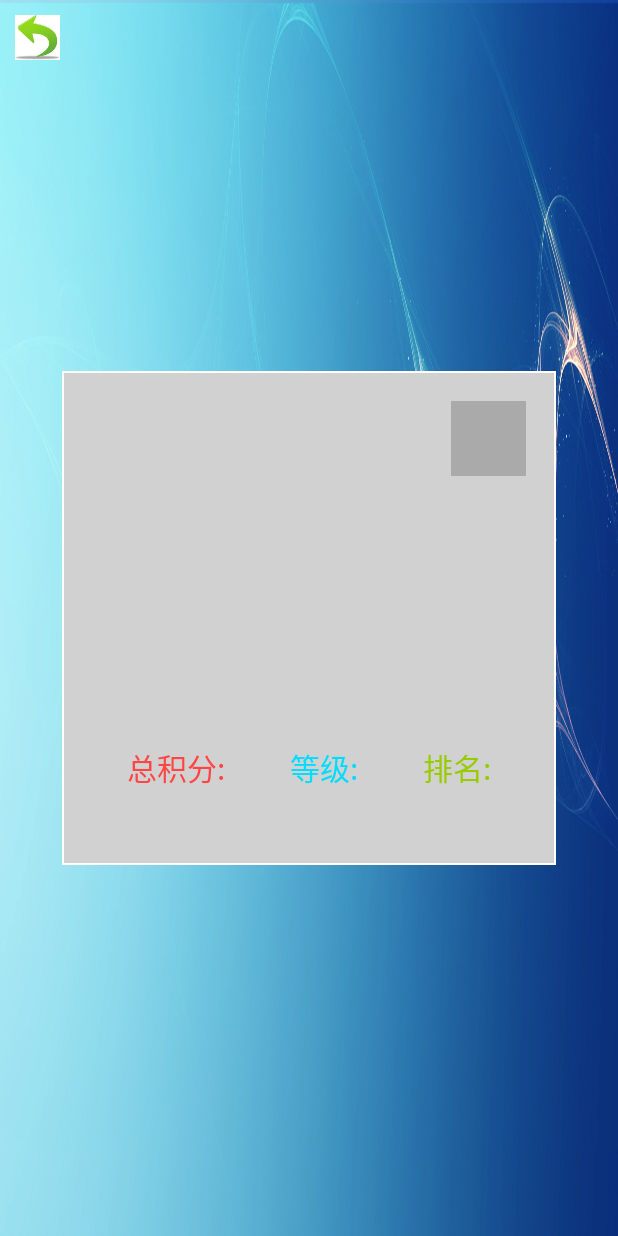
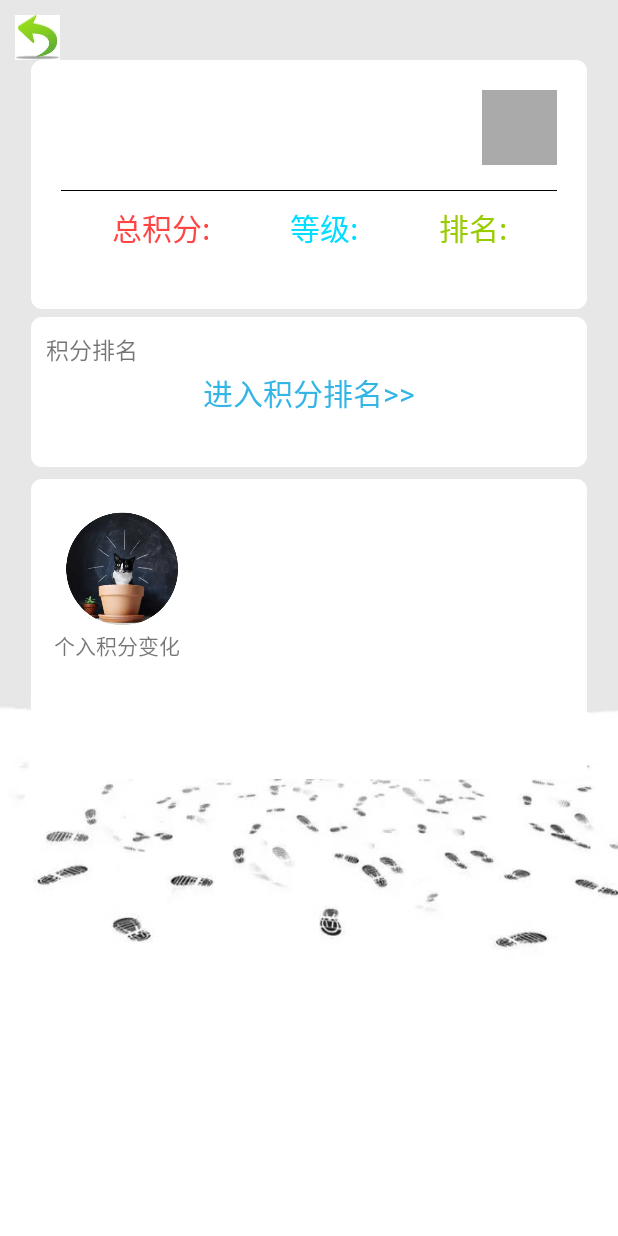
Before and after one commit to daxiangzaici214703306/Apetech, an Android app: the layout fragment_userprofile.xml on its own in the app's theme, with its tools: preview values and no code run, on a phone screen of 412 x 824 dp. Run offline under Robolectric (Android 15) with nearby library versions, the phone set to English and light mode, and no system bars; network calls fail.

Commit message:
修改个人中心ui

```diff
--- a/app/src/main/res/drawable/ic_shape.xml
+++ b/app/src/main/res/drawable/ic_shape.xml
@@ -1,7 +1,7 @@
 <?xml version="1.0" encoding="utf-8"?>
 <shape xmlns:android="http://schemas.android.com/apk/res/android" >
 
-    <solid android:color="#D1D1D1" />
+    <solid android:color="#FFFFFF" />
 
     <stroke
         android:width="1dp"
@@ -12,4 +12,11 @@
         android:left="0.5dp"
         android:right="0.5dp"
         android:top="0dp" />
+
+    <corners
+        android:bottomLeftRadius="10px"
+        android:bottomRightRadius="10px"
+        android:topLeftRadius="10px"
+        android:topRightRadius="10px" />
+
 </shape>
--- a/app/src/main/res/layout/fragment_userprofile.xml
+++ b/app/src/main/res/layout/fragment_userprofile.xml
@@ -9,20 +9,19 @@
     <androidx.constraintlayout.widget.ConstraintLayout
         android:layout_width="match_parent"
         android:layout_height="match_parent"
-        android:background="@mipmap/bg">
+        android:background="@mipmap/userprofile_bg">
 
 
         <androidx.constraintlayout.widget.ConstraintLayout
             android:id="@+id/up_info"
             android:layout_width="0dp"
-            android:layout_height="0dp"
-            app:layout_constraintWidth_percent="0.8"
-            app:layout_constraintHeight_percent="0.4"
+            android:layout_height="wrap_content"
+            android:layout_marginTop="40dp"
             android:background="@drawable/ic_shape"
-            app:layout_constraintBottom_toBottomOf="parent"
             app:layout_constraintLeft_toLeftOf="parent"
             app:layout_constraintRight_toRightOf="parent"
-            app:layout_constraintTop_toTopOf="parent">
+            app:layout_constraintTop_toTopOf="parent"
+            app:layout_constraintWidth_percent="0.9">
 
             <ImageView
                 android:id="@+id/up_icon"
@@ -59,6 +58,7 @@
                 android:layout_height="wrap_content"
                 android:layout_marginLeft="20dp"
                 app:layout_constraintLeft_toRightOf="@id/up_nickname"
+                app:layout_constraintRight_toLeftOf="@id/up_admin"
                 app:layout_constraintTop_toTopOf="@id/up_nickname" />
 
 
@@ -68,6 +68,7 @@
                 android:layout_height="wrap_content"
                 android:layout_marginLeft="20dp"
                 app:layout_constraintLeft_toRightOf="@id/up_email"
+                app:layout_constraintRight_toLeftOf="@id/up_icon"
                 app:layout_constraintTop_toTopOf="@id/up_nickname" />
 
 
@@ -76,18 +77,22 @@
                 android:layout_width="wrap_content"
                 android:layout_height="wrap_content"
                 android:layout_marginTop="10dp"
-                app:layout_constraintTop_toBottomOf="@id/up_coinCount_tittle"
+                android:layout_marginBottom="10dp"
+                app:layout_constraintBottom_toBottomOf="parent"
                 app:layout_constraintLeft_toLeftOf="@id/up_coinCount_tittle"
-                app:layout_constraintRight_toRightOf="@id/up_coinCount_tittle" />
+                app:layout_constraintRight_toRightOf="@id/up_coinCount_tittle"
+                app:layout_constraintTop_toBottomOf="@id/up_coinCount_tittle" />
 
             <TextView
                 android:id="@+id/up_level"
                 android:layout_width="wrap_content"
                 android:layout_height="wrap_content"
                 android:layout_marginTop="10dp"
-                app:layout_constraintTop_toBottomOf="@id/up_coinCount_tittle"
+                android:layout_marginBottom="10dp"
+                app:layout_constraintBottom_toBottomOf="parent"
                 app:layout_constraintLeft_toLeftOf="@id/up_level_tittle"
-                app:layout_constraintRight_toRightOf="@id/up_level_tittle" />
+                app:layout_constraintRight_toRightOf="@id/up_level_tittle"
+                app:layout_constraintTop_toBottomOf="@id/up_coinCount_tittle" />
 
 
             <TextView
@@ -95,33 +100,44 @@
                 android:layout_width="wrap_content"
                 android:layout_height="wrap_content"
                 android:layout_marginTop="10dp"
-                app:layout_constraintTop_toBottomOf="@id/up_coinCount_tittle"
+                android:layout_marginBottom="10dp"
+                app:layout_constraintBottom_toBottomOf="parent"
                 app:layout_constraintLeft_toLeftOf="@id/up_rank_tittle"
-                app:layout_constraintRight_toRightOf="@id/up_rank_tittle" />
+                app:layout_constraintRight_toRightOf="@id/up_rank_tittle"
+                app:layout_constraintTop_toBottomOf="@id/up_coinCount_tittle" />
+
+            <View
+                android:layout_width="0dp"
+                android:layout_height="0.1dp"
+                android:background="@android:color/black"
+                app:layout_constraintLeft_toLeftOf="@id/up_nickname"
+                app:layout_constraintRight_toRightOf="@id/up_icon"
+                app:layout_constraintTop_toBottomOf="@id/up_nickname" />
 
 
             <TextView
                 android:id="@+id/up_coinCount_tittle"
                 android:layout_width="wrap_content"
                 android:layout_height="wrap_content"
+                android:layout_marginTop="10dp"
+                android:layout_marginBottom="50dp"
                 android:text="@string/coincount"
-                android:layout_marginBottom="50dp"
+                android:textColor="@android:color/holo_red_light"
                 android:textSize="20sp"
-                android:textColor="@android:color/holo_red_light"
-                app:layout_constraintBottom_toBottomOf="parent"
                 app:layout_constraintLeft_toLeftOf="parent"
-                app:layout_constraintRight_toLeftOf="@id/up_level_tittle" />
+                app:layout_constraintRight_toLeftOf="@id/up_level_tittle"
+                app:layout_constraintTop_toBottomOf="@id/up_nickname" />
 
             <TextView
                 android:id="@+id/up_level_tittle"
                 android:layout_width="wrap_content"
                 android:layout_height="wrap_content"
                 android:text="@string/coinlevel"
+                android:textColor="@android:color/holo_blue_bright"
                 android:textSize="20sp"
-                android:textColor="@android:color/holo_blue_bright"
-                app:layout_constraintTop_toTopOf="@id/up_coinCount_tittle"
                 app:layout_constraintLeft_toRightOf="@id/up_coinCount_tittle"
-                app:layout_constraintRight_toLeftOf="@id/up_rank_tittle" />
+                app:layout_constraintRight_toLeftOf="@id/up_rank_tittle"
+                app:layout_constraintTop_toTopOf="@id/up_coinCount_tittle" />
 
 
             <TextView
@@ -129,11 +145,75 @@
                 android:layout_width="wrap_content"
                 android:layout_height="wrap_content"
                 android:text="@string/coinrank"
+                android:textColor="@android:color/holo_green_light"
                 android:textSize="20sp"
-                android:textColor="@android:color/holo_green_light"
-                app:layout_constraintTop_toTopOf="@id/up_coinCount_tittle"
                 app:layout_constraintLeft_toRightOf="@id/up_level_tittle"
-                app:layout_constraintRight_toRightOf="parent" />
+                app:layout_constraintRight_toRightOf="parent"
+                app:layout_constraintTop_toTopOf="@id/up_coinCount_tittle" />
+
+        </androidx.constraintlayout.widget.ConstraintLayout>
+
+        <androidx.constraintlayout.widget.ConstraintLayout
+            android:id="@+id/up_rank_list"
+            android:layout_width="0dp"
+            android:layout_height="100dp"
+            android:layout_marginTop="5dp"
+            android:background="@drawable/ic_shape"
+            app:layout_constraintLeft_toLeftOf="parent"
+            app:layout_constraintRight_toRightOf="parent"
+            app:layout_constraintTop_toBottomOf="@id/up_info"
+            app:layout_constraintWidth_percent="0.9">
+
+            <TextView
+                android:layout_width="wrap_content"
+                android:layout_height="wrap_content"
+                android:layout_margin="10dp"
+                android:text="@string/coin_list"
+                android:textSize="15sp"
+                app:layout_constraintLeft_toLeftOf="parent"
+                app:layout_constraintTop_toTopOf="parent" />
+
+            <TextView
+                android:layout_width="wrap_content"
+                android:layout_height="wrap_content"
+                android:text="@string/coming_coin_list"
+                android:textColor="@android:color/holo_blue_light"
+                android:textSize="20sp"
+                app:layout_constraintBottom_toBottomOf="parent"
+                app:layout_constraintLeft_toLeftOf="parent"
+                app:layout_constraintRight_toRightOf="parent"
+                app:layout_constraintTop_toTopOf="parent" />
+
+
+        </androidx.constraintlayout.widget.ConstraintLayout>
+
+        <androidx.constraintlayout.widget.ConstraintLayout
+            android:id="@+id/up_rank_custom"
+            android:layout_width="0dp"
+            android:layout_height="200dp"
+            android:layout_marginTop="8dp"
+            android:background="@drawable/ic_shape"
+            app:layout_constraintLeft_toLeftOf="parent"
+            app:layout_constraintRight_toRightOf="parent"
+            app:layout_constraintTop_toBottomOf="@id/up_rank_list"
+            app:layout_constraintWidth_percent="0.9">
+
+            <ImageView
+                android:id="@+id/up_rank_custom_img"
+                android:layout_width="80dp"
+                android:layout_height="80dp"
+                android:layout_margin="20dp"
+                android:background="@mipmap/touxiang"
+                app:layout_constraintLeft_toLeftOf="parent"
+                app:layout_constraintTop_toTopOf="parent" />
+
+            <TextView
+                android:layout_width="wrap_content"
+                android:layout_height="wrap_content"
+                android:layout_marginLeft="15dp"
+                android:text="@string/coming_my_coin_list"
+                app:layout_constraintTop_toBottomOf="@id/up_rank_custom_img"
+                app:layout_constraintLeft_toLeftOf="parent"/>
 
         </androidx.constraintlayout.widget.ConstraintLayout>
 
--- a/app/src/main/res/values/strings.xml
+++ b/app/src/main/res/values/strings.xml
@@ -48,6 +48,9 @@
     <string name="coinrank">排名:</string>
     <string name="userinfo">用户信息</string>
     <string name="coininfo">积分信息</string>
+    <string name="coin_list">积分排名</string>
+    <string name="coming_coin_list">进入积分排名>></string>
+    <string name="coming_my_coin_list">个入积分变化</string>
 
     <!-- no data-->
     <string name="no_data_text">加载失败,请检查网络后重试~</string>
```
Also changed, not shown: app/src/main/res/mipmap-mdpi/logo.png, app/src/main/res/mipmap-mdpi/userprofile_bg.png (added).
